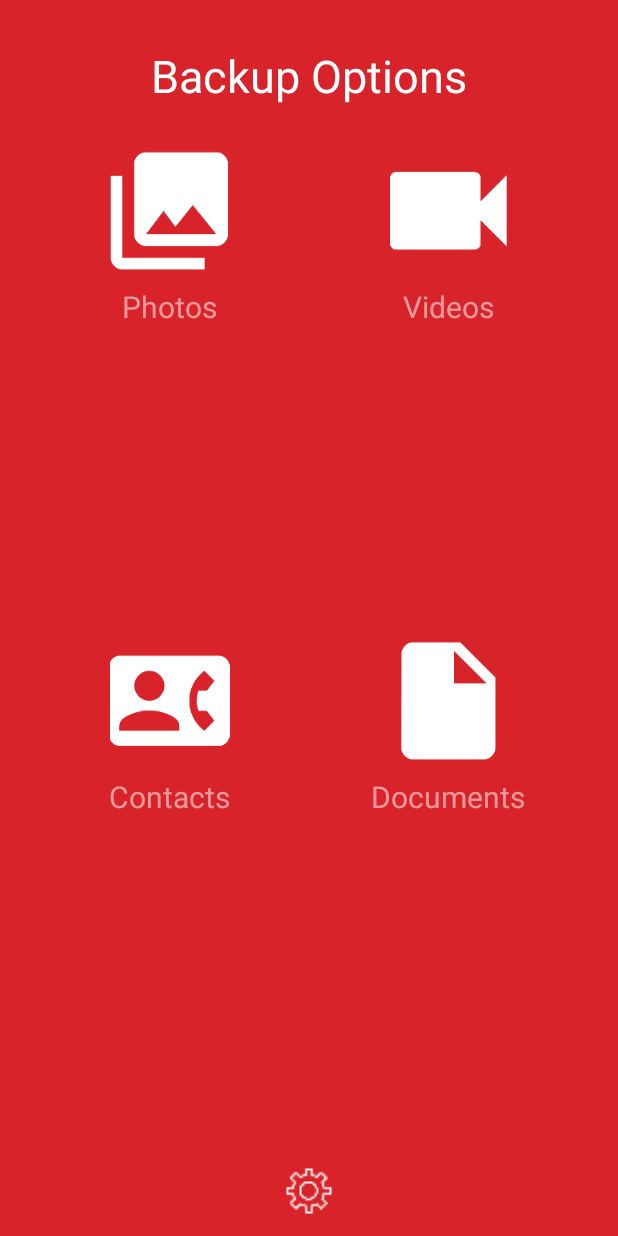
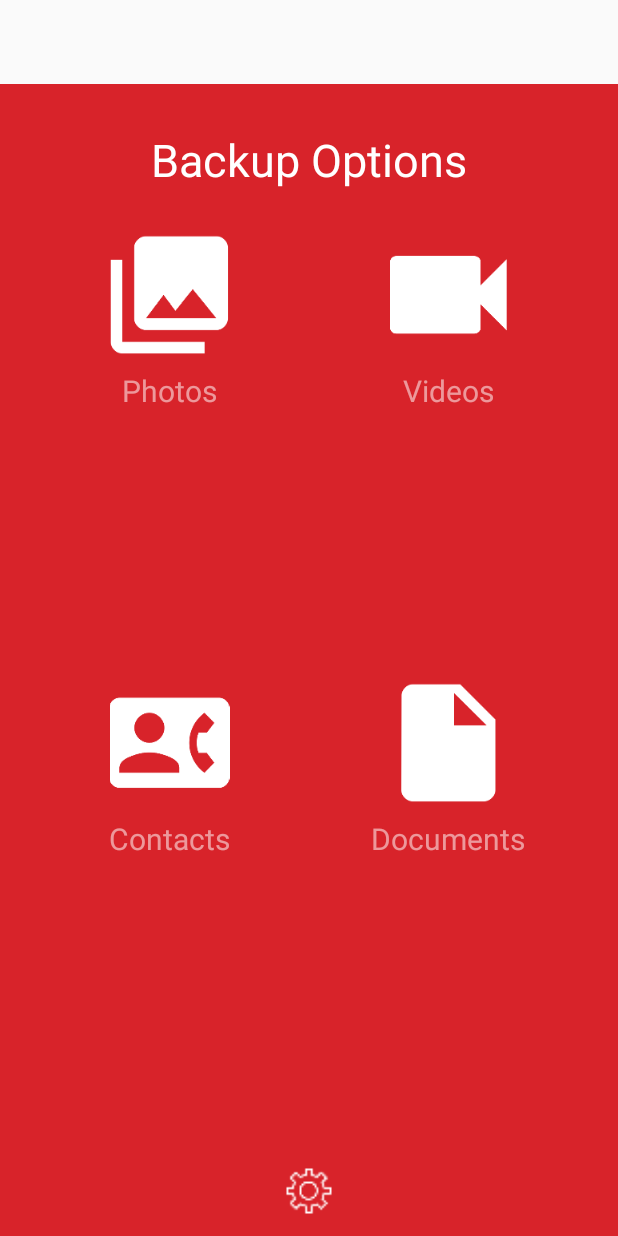
Before and after one commit to lvegaav/ABackup, an Android app: the layout fragment_main.xml on its own in the app's theme, with its tools: preview values and no code run, on a phone screen of 412 x 824 dp. Run offline under Robolectric (Android 15) with nearby library versions, the phone set to English and light mode, and no system bars.

Commit message:
Fixed some layout issues. Added permissions on runtime.

```diff
--- a/src/BackupAppAndroid/app/src/main/java/com/americavoice/backup/AndroidApplication.java
+++ b/src/BackupAppAndroid/app/src/main/java/com/americavoice/backup/AndroidApplication.java
@@ -2,6 +2,7 @@
 package com.americavoice.backup;
 
 import android.app.Application;
+import android.content.Context;
 
 import com.americavoice.backup.di.components.ApplicationComponent;
 import com.americavoice.backup.di.components.DaggerApplicationComponent;
@@ -20,7 +21,6 @@ public class AndroidApplication extends Application {
 //        Fabric.with(this, new Crashlytics());
         //Debug Fabric.with(this, new Crashlytics.Builder().core(new CrashlyticsCore.Builder().disabled(BuildConfig.DEBUG).build()).build());
 
-
         this.initializeInjector();
     }
 
--- a/src/BackupAppAndroid/app/src/main/java/com/americavoice/backup/explorer/ui/FileListView.java
+++ b/src/BackupAppAndroid/app/src/main/java/com/americavoice/backup/explorer/ui/FileListView.java
@@ -13,5 +13,5 @@ public interface FileListView extends ILoadDataView {
     void renderList(List<RemoteFile> collection);
     void viewDetail(RemoteFile remoteFile);
     void viewFolder(String path);
-    void renderEmpty(String message);
+    void renderEmpty();
 }
--- a/src/BackupAppAndroid/app/src/main/java/com/americavoice/backup/main/network/NetworkProvider.java
+++ b/src/BackupAppAndroid/app/src/main/java/com/americavoice/backup/main/network/NetworkProvider.java
@@ -37,7 +37,7 @@ public class NetworkProvider {
     private OwnCloudClient mCloudClient;
 
     private final String mDeviceId;
-    private static final String baseUrl = "http://192.168.90.200:52239";
+    private static final String baseUrl = "http://192.168.90.85:52239";
     private static final String baseUrlOwnCloud = "http://192.168.90.80:8080";
 
     @Inject
--- a/src/BackupAppAndroid/app/src/main/res/layout/activity_main.xml
+++ b/src/BackupAppAndroid/app/src/main/res/layout/activity_main.xml
@@ -2,6 +2,7 @@
 <FrameLayout
     xmlns:android="http://schemas.android.com/apk/res/android"
     xmlns:tools="http://schemas.android.com/tools"
+    android:fitsSystemWindows="true"
     android:id="@+id/fl_fragment"
     android:layout_width="match_parent"
     android:layout_height="match_parent"
--- a/src/BackupAppAndroid/app/src/main/res/layout/fragment_main.xml
+++ b/src/BackupAppAndroid/app/src/main/res/layout/fragment_main.xml
@@ -1,11 +1,17 @@
 <?xml version="1.0" encoding="utf-8"?>
-<RelativeLayout xmlns:android="http://schemas.android.com/apk/res/android"
+
+<android.support.design.widget.CoordinatorLayout
+    android:id="@+id/main_content"
+    xmlns:android="http://schemas.android.com/apk/res/android"
+    xmlns:app="http://schemas.android.com/apk/res-auto"
     android:layout_width="match_parent"
     android:layout_height="match_parent"
-    android:fitsSystemWindows="true"
+    android:fitsSystemWindows="true">
+    <RelativeLayout
+        android:layout_width="match_parent"
+        android:layout_height="match_parent"
         android:layout_gravity="center_vertical"
         android:background="@color/colorPrimary">
-
 
         <TextView
             android:id="@+id/tv_hello"
@@ -21,8 +27,6 @@
             android:id="@+id/btn_settings"
             android:layout_width="match_parent"
             android:layout_height="60dp"
-        android:layout_alignParentStart="true"
-        android:layout_alignParentLeft="true"
             android:src="@drawable/ic_settings"
             android:layout_alignParentBottom="true"/>
 
@@ -61,7 +65,7 @@
                     <TextView
                         android:layout_width="match_parent"
                         android:layout_height="wrap_content"
-                    android:text="Photos"
+                        android:text="@string/main.photos"
                         android:gravity="center"
                         android:textSize="20sp"
                         android:textColor="#88ffffff"/>
@@ -87,7 +91,7 @@
                     <TextView
                         android:layout_width="match_parent"
                         android:layout_height="wrap_content"
-                    android:text="Videos"
+                        android:text="@string/main.videos"
                         android:gravity="center"
                         android:textSize="20sp"
                         android:textColor="#88ffffff"/>
@@ -95,6 +99,7 @@
                 </LinearLayout>
 
             </LinearLayout>
+
             <LinearLayout
                 android:layout_width="match_parent"
                 android:layout_height="0dp"
@@ -120,13 +125,12 @@
                     <TextView
                         android:layout_width="match_parent"
                         android:layout_height="wrap_content"
-                    android:text="Contacts"
+                        android:text="@string/main.contacts"
                         android:gravity="center"
                         android:textSize="20sp"
                         android:textColor="#88ffffff"/>
 
                 </LinearLayout>
-
 
                 <LinearLayout
                     android:id="@+id/ll_documents"
@@ -146,7 +150,7 @@
                     <TextView
                         android:layout_width="match_parent"
                         android:layout_height="wrap_content"
-                    android:text="Documents"
+                        android:text="@string/main.documents"
                         android:gravity="center"
                         android:textSize="20sp"
                         android:textColor="#88ffffff"/>
@@ -157,3 +161,4 @@
         </LinearLayout>
 
     </RelativeLayout>
+</android.support.design.widget.CoordinatorLayout>
--- a/src/BackupAppAndroid/app/src/main/res/layout/view_progress.xml
+++ b/src/BackupAppAndroid/app/src/main/res/layout/view_progress.xml
@@ -3,12 +3,10 @@
     android:layout_width="match_parent"
     android:layout_height="match_parent"
     android:visibility="gone"
-    android:background="@color/white"
-    >
+    android:background="@color/white">
 
   <ProgressBar
       style="@style/AppTheme.ProgressBar"
-      android:layout_centerInParent="true"
-      />
+      android:layout_centerInParent="true"/>
 
 </RelativeLayout>
--- a/src/BackupAppAndroid/app/src/main/res/layout/view_retry.xml
+++ b/src/BackupAppAndroid/app/src/main/res/layout/view_retry.xml
@@ -1,11 +1,12 @@
 <RelativeLayout xmlns:android="http://schemas.android.com/apk/res/android"
     android:id="@+id/rl_retry"
     android:layout_width="match_parent"
-    android:layout_height="match_parent"
-    android:visibility="gone">
+    android:layout_height="match_parent">
 
   <Button
       android:id="@+id/bt_retry"
+      android:text="@string/retry"
+      android:layout_centerInParent="true"
       android:layout_width="wrap_content"
       android:layout_height="wrap_content" />
 
--- a/src/BackupAppAndroid/app/src/main/res/values/strings.xml
+++ b/src/BackupAppAndroid/app/src/main/res/values/strings.xml
@@ -14,7 +14,18 @@
     <string name="confirmation.hello">Confirmation Code</string>
 
     <string name="main.hello">Backup Options</string>
+    <string name="main.photos">Photos</string>
+    <string name="main.videos">Videos</string>
+    <string name="main.contacts">Contacts</string>
+    <string name="main.documents">Documents</string>
 
     <string name="upload_folder_path">to_upload</string>
     <string name="download_folder_path">downloaded</string>
+
+    <string name="files.no_files">No files in here. \n Upload some content or sync with your devices!</string>
+
+    <string name="permission_storage_access">Additional permissions required to upload and download files.</string>
+
+    <string name="common_ok">OK</string>
+    <string name="retry">Retry</string>
 </resources>
```
Also changed, not shown: src/BackupAppAndroid/app/src/main/AndroidManifest.xml (+15 -7 lines), src/BackupAppAndroid/app/src/main/java/com/americavoice/backup/explorer/presenter/FileListPresenter.java (+7 -6 lines), src/BackupAppAndroid/app/src/main/java/com/americavoice/backup/explorer/ui/FileListFragment.java (+10 -30 lines), src/BackupAppAndroid/app/src/main/java/com/americavoice/backup/main/presenter/MainPresenter.java (+0 -7 lines), src/BackupAppAndroid/app/src/main/java/com/americavoice/backup/main/ui/activity/MainActivity.java (+56 -11 lines), src/BackupAppAndroid/app/src/main/java/com/americavoice/backup/utils/PermissionUtil.java (added, +52 -0 lines), src/BackupAppAndroid/app/src/main/java/com/americavoice/backup/utils/ThemeUtils.java (added, +25 -0 lines), src/BackupAppAndroid/app/src/main/res/layout/fragment_file_list.xml (+17 -10 lines), src/BackupAppAndroid/app/src/main/res/layout/row_transaction.xml (indentation only). Lines whose indentation alone changed are shown as unchanged.
